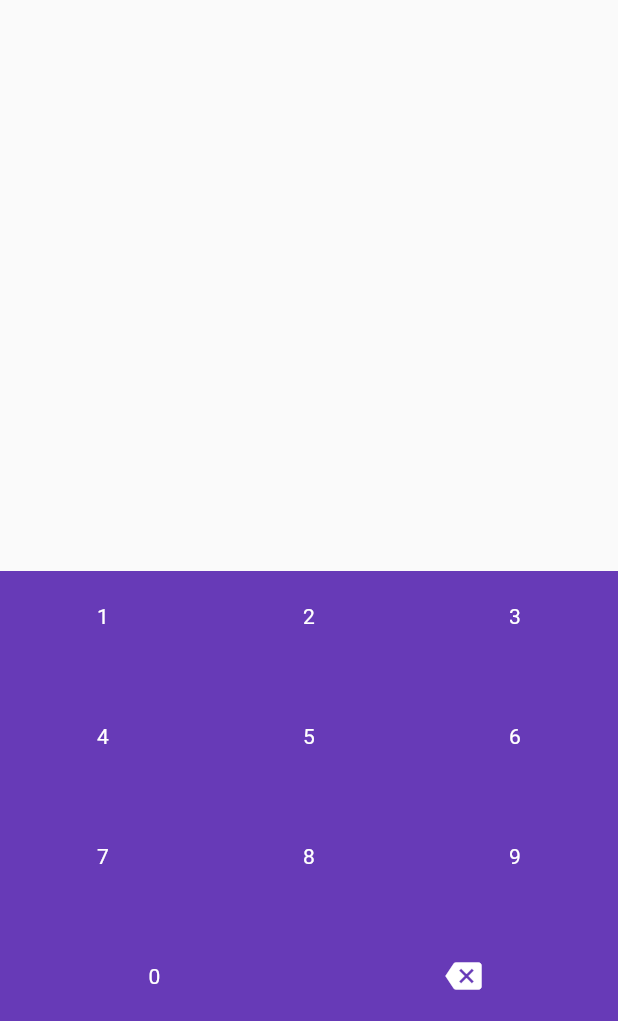
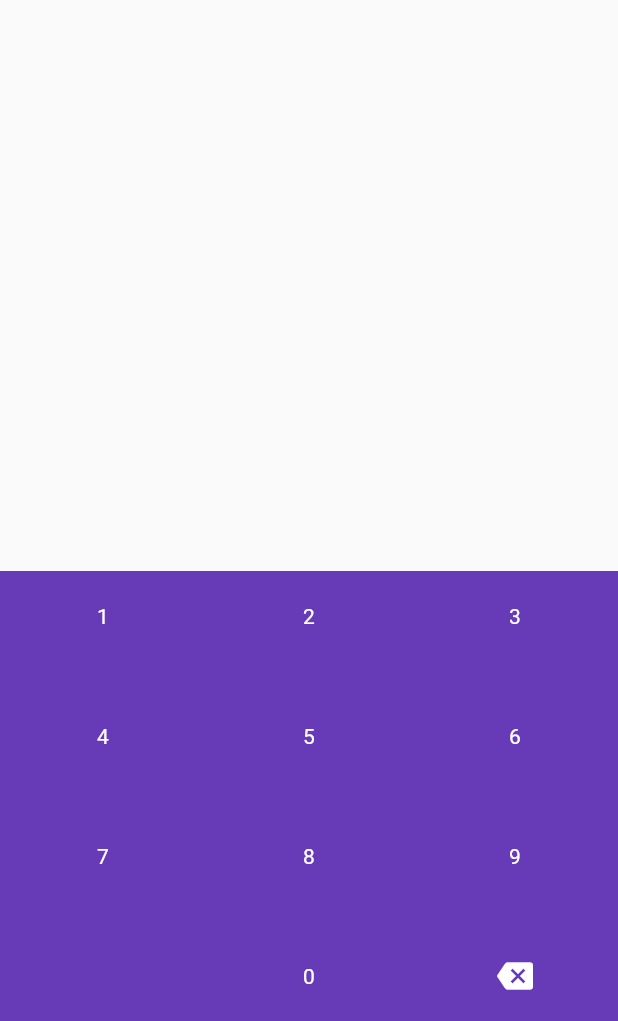
Before and after one commit to digitalpomegranate/virtual_keyboard, a Flutter app: the screen it shows after launch, on a phone screen of 412 x 824 dp, the part 215-1236 px from its top. Run offline on Flutter 3.47's test engine with Material 2 defaults, Android fonts, the phone set to English and light mode, and no system bars.

```diff
--- a/lib/src/key_type.dart
+++ b/lib/src/key_type.dart
@@ -5,4 +5,5 @@ part of virtual_keyboard;
 /// `Action` - Can be action key - Return, Backspace, etc.
 ///
 /// `String` - Keys that have text value - `Letters`, `Numbers`, `@` `.`
-enum VirtualKeyboardKeyType { Action, String }
+/// `Blank` - Keys that simply add space in the row
+enum VirtualKeyboardKeyType { Action, String, Blank }
--- a/lib/src/keyboard.dart
+++ b/lib/src/keyboard.dart
@@ -109,8 +109,8 @@ class _VirtualKeyboardState extends State<VirtualKeyboard> {
         return _decimal();
       case VirtualKeyboardType.Numeric:
         return _numeric();
-      default:
-        throw ArgumentError("Keyboard Type is null. Must specify");
+      default: //won't get here
+        return _alphanumeric();
     }
   }
 
@@ -191,6 +191,8 @@ class _VirtualKeyboardState extends State<VirtualKeyboard> {
                     // Draw action key.
                     keyWidget = _keyboardDefaultActionKey(virtualKeyboardKey);
                     break;
+                  case VirtualKeyboardKeyType.Blank:
+                    keyWidget = _keyboardBlankKey();
                 }
               } else {
                 // Call the builder function, so the user can specify custom UI for keys.
@@ -305,4 +307,16 @@ class _VirtualKeyboardState extends State<VirtualKeyboard> {
       ),
     );
   }
+
+  /// Creates default UI element for blank keyboard Key
+  Widget _keyboardBlankKey() {
+    return Expanded(
+      child: InkWell(
+        child: Container(
+          alignment: Alignment.center,
+          height: height / _keyRows.length,
+        ),
+      ),
+    );
+  }
 }
--- a/lib/src/rows.dart
+++ b/lib/src/rows.dart
@@ -247,6 +247,7 @@ List<List<VirtualKeyboardKey>> _getKeyboardRowsNumeric() {
     // We have to add Action keys to keyboard.
     switch (rowNum) {
       case 3:
+        rowKeys.add(VirtualKeyboardKey(keyType: VirtualKeyboardKeyType.Blank));
         // String keys.
         rowKeys.addAll(_getKeyboardRowKeysNumeric(rowNum));
 
```
